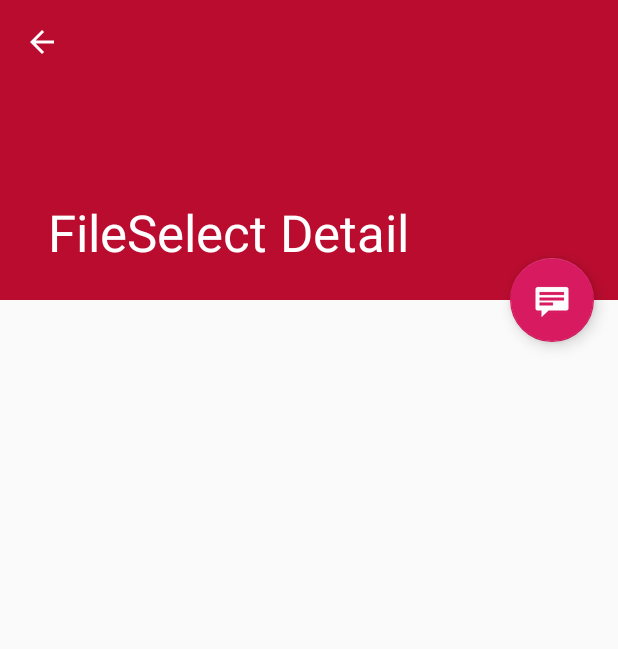
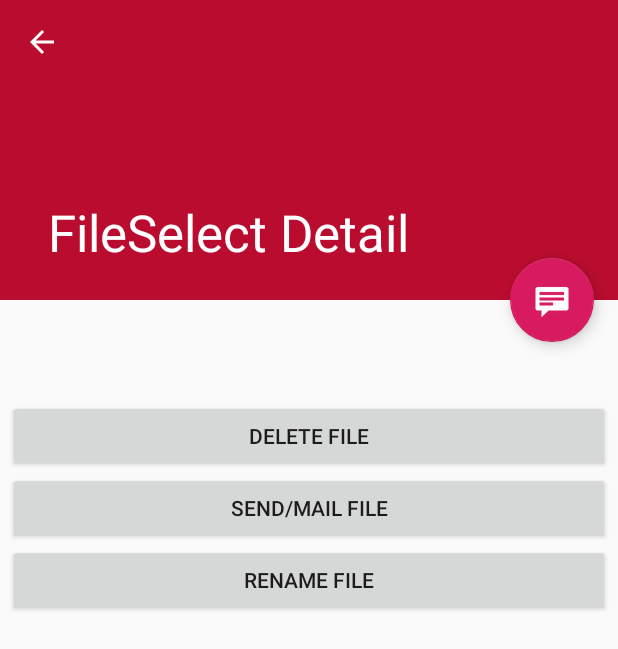
Before and after one commit to KellyBlack/COPUS, an Android app: the FileSelectDetailFragment screen opened directly, with no data from a screen before it, on a phone screen of 412 x 824 dp. Shown: the top 649 px of the screen. Run offline under Robolectric (Android 15) with nearby library versions, the phone set to English and light mode, and no system bars; 1 statement that could not run was skipped.

Commit message:
Set up the new file detail activity to add listeners to the buttons associated with its view.

```diff
--- a/app/src/main/java/org/cyclismo/copus/FileSelectDetailFragment.kt
+++ b/app/src/main/java/org/cyclismo/copus/FileSelectDetailFragment.kt
@@ -6,6 +6,7 @@ import android.view.LayoutInflater
 import android.view.View
 import android.view.ViewGroup
 import kotlinx.android.synthetic.main.activity_fileselect_detail.*
+import kotlinx.android.synthetic.main.fileselect_detail.*
 import kotlinx.android.synthetic.main.fileselect_detail.view.*
 import java.io.File
 import java.lang.NullPointerException
@@ -61,9 +62,14 @@ class FileSelectDetailFragment : Fragment() {
         //item?.let {
             rootView.fileselect_detail.text = fileInfo.length().toString() //it.details
         //}
+        rootView.delete_file.setOnClickListener({ v: View -> delete_file(v)})
+        rootView.mail_file.setOnClickListener({ v: View -> send_file(v)})
+        rootView.rename_file.setOnClickListener({ v: View -> rename_file(v)})
 
         return rootView
     }
+
+
 
     companion object {
         /**
@@ -72,4 +78,20 @@ class FileSelectDetailFragment : Fragment() {
          */
         const val ARG_ITEM_ID = "item_id"
     }
+
+    fun rename_file(view: View)
+    {
+        println("Rename file ${fileInfo.absolutePath}")
+    }
+
+    fun send_file(view: View)
+    {
+        println("send file ${fileInfo.absolutePath}")
+    }
+
+    fun delete_file(view: View)
+    {
+        println("Delete file ${fileInfo.absolutePath}")
+    }
+
 }
--- a/app/src/main/res/layout/fileselect_detail.xml
+++ b/app/src/main/res/layout/fileselect_detail.xml
@@ -1,10 +1,44 @@
 <?xml version="1.0" encoding="utf-8"?>
-<TextView xmlns:android="http://schemas.android.com/apk/res/android"
+<LinearLayout xmlns:android="http://schemas.android.com/apk/res/android"
+    xmlns:app="http://schemas.android.com/apk/res-auto"
     xmlns:tools="http://schemas.android.com/tools"
-    android:id="@+id/fileselect_detail"
-    style="?android:attr/textAppearanceLarge"
     android:layout_width="match_parent"
     android:layout_height="match_parent"
-    android:padding="16dp"
-    android:textIsSelectable="true"
-    tools:context=".FileSelectDetailFragment" />
+    android:layout_margin="5dp"
+    android:layout_marginLeft="5dp"
+    android:layout_marginTop="5dp"
+    android:layout_marginRight="5dp"
+    android:layout_marginBottom="5dp"
+    android:orientation="vertical"
+    app:layout_behavior="@string/appbar_scrolling_view_behavior"
+    tools:context=".FileSelectDetailFragment">
+
+    <TextView
+        android:id="@+id/fileselect_detail"
+        style="?android:attr/textAppearanceLarge"
+        android:layout_width="match_parent"
+        android:layout_height="wrap_content"
+        android:padding="16dp"
+        android:textIsSelectable="true"
+        tools:layout_editor_absoluteX="-16dp"
+        tools:layout_editor_absoluteY="-85dp" />
+
+    <Button
+        android:id="@+id/delete_file"
+        android:layout_width="match_parent"
+        android:layout_height="wrap_content"
+        android:text="@string/fileselect_detail_delete" />
+
+    <Button
+        android:id="@+id/mail_file"
+        android:layout_width="match_parent"
+        android:layout_height="wrap_content"
+        android:text="@string/fileselect_detail_mail" />
+
+    <Button
+        android:id="@+id/rename_file"
+        android:layout_width="match_parent"
+        android:layout_height="wrap_content"
+        android:text="@string/fileselect_detail_rename" />
+
+</LinearLayout>
--- a/app/src/main/res/values/strings.xml
+++ b/app/src/main/res/values/strings.xml
@@ -104,5 +104,8 @@
     </string>
     <string name="title_fileselect_list">Files</string>
     <string name="title_fileselect_detail">FileSelect Detail</string>
+    <string name="fileselect_detail_delete">Delete File</string>
+    <string name="fileselect_detail_mail">Send/Mail File</string>
+    <string name="fileselect_detail_rename">Rename File</string>
 
 </resources>
```
